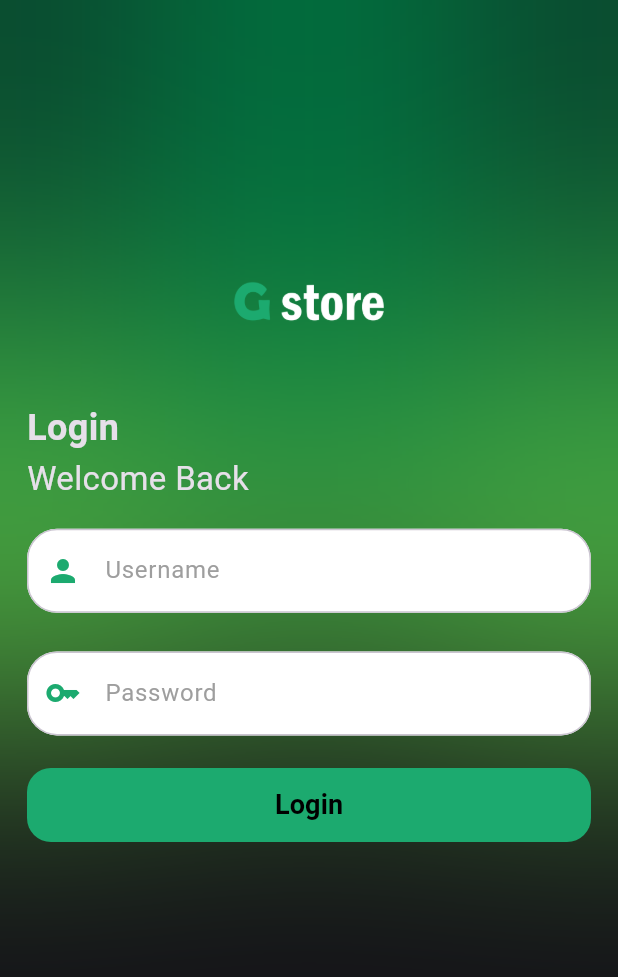
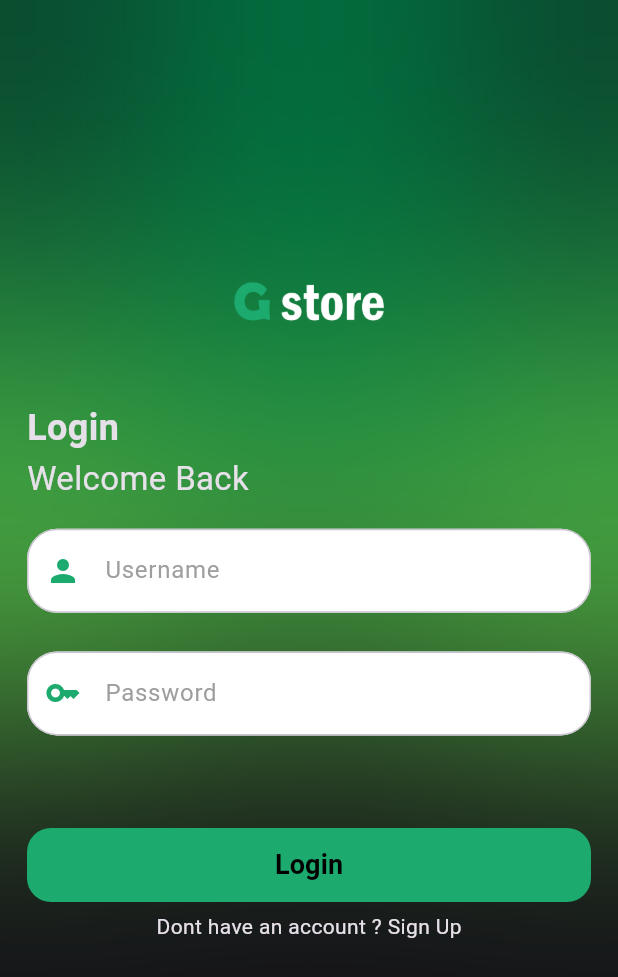
Before and after one commit to HeshamMuhamed00/g_store_app, a Flutter app: the screen it shows after launch, on a phone screen of 412 x 824 dp. Shown: the top 977 px of the screen. Run offline on Flutter 3.47's test engine with Material 3 defaults, Android fonts, the phone set to English and light mode, and no system bars; our stand-ins replace animated_splash_screen, go_router.

Commit message:
navigate to sign up view

```diff
--- a/lib/Core/utils/app_router.dart
+++ b/lib/Core/utils/app_router.dart
@@ -1,5 +1,6 @@
 import 'package:g_store_app/Features/Splash/splash_view.dart';
 import 'package:g_store_app/Features/home/presentation/view/home_view.dart';
+import 'package:g_store_app/Features/home/presentation/view/signup_view.dart';
 import 'package:go_router/go_router.dart';
 
 abstract class AppRouter {
@@ -13,6 +14,10 @@ abstract class AppRouter {
         path: '/homeView',
         builder: (context, state) => const HomeView(),
       ),
+      GoRoute(
+        path: '/signupView',
+        builder: (context, state) => const SignUpView(),
+      ),
     ],
   );
 }
--- a/lib/Features/home/presentation/view/widget/home_view_body.dart
+++ b/lib/Features/home/presentation/view/widget/home_view_body.dart
@@ -3,6 +3,7 @@ import 'package:g_store_app/Core/utils/styles.dart';
 import 'package:g_store_app/Core/widget/custom_background.dart';
 import 'package:g_store_app/Core/widget/custom_button.dart';
 import 'package:g_store_app/Features/home/presentation/view/widget/custom_text_feild.dart';
+import 'package:g_store_app/Features/home/presentation/view/widget/signup_text.dart';
 
 class HomeViewBody extends StatelessWidget {
   const HomeViewBody({super.key});
@@ -57,11 +58,15 @@ class HomeViewBody extends StatelessWidget {
               ),
             ),
             const SizedBox(
-              height: 20,
+              height: 60,
             ),
             const CustomButton(
               text: 'Login',
             ),
+            const SizedBox(
+              height: 6,
+            ),
+            const SignUpText(),
           ],
         ),
       ),
--- /dev/null
+++ b/lib/Features/home/presentation/view/widget/signup_text.dart
@@ -0,0 +1,22 @@
+import 'package:flutter/material.dart';
+import 'package:go_router/go_router.dart';
+
+class SignUpText extends StatelessWidget {
+  const SignUpText({super.key});
+
+  @override
+  Widget build(BuildContext context) {
+    return Row(
+      mainAxisAlignment: MainAxisAlignment.center,
+      children: [
+        const Text('Dont have an account ? '),
+        GestureDetector(
+          onTap: () {
+            GoRouter.of(context).push('/signupView');
+          },
+          child: const Text('Sign Up'),
+        ),
+      ],
+    );
+  }
+}
```
Also changed, not shown: lib/Features/home/presentation/view/signup_view.dart (added, +10 -0 lines).
